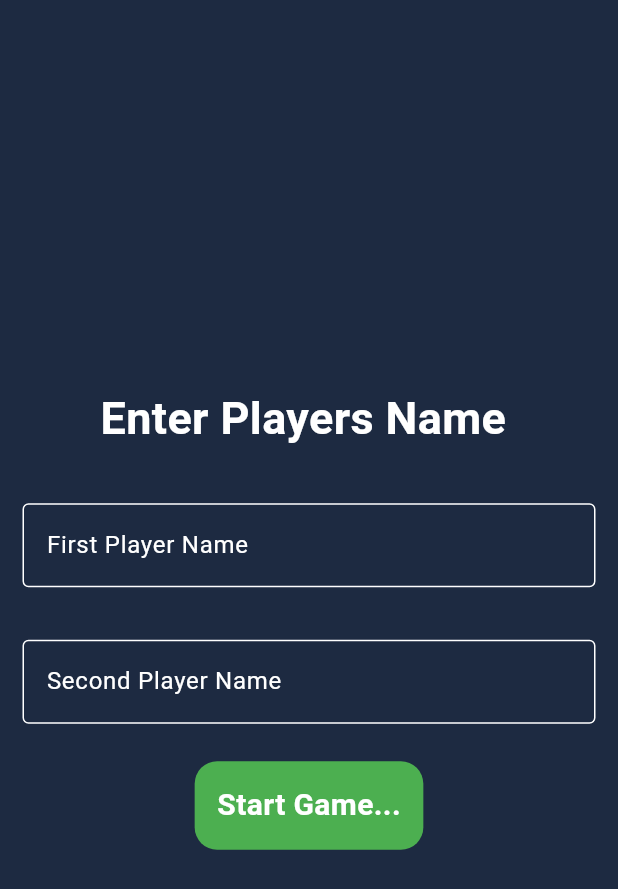
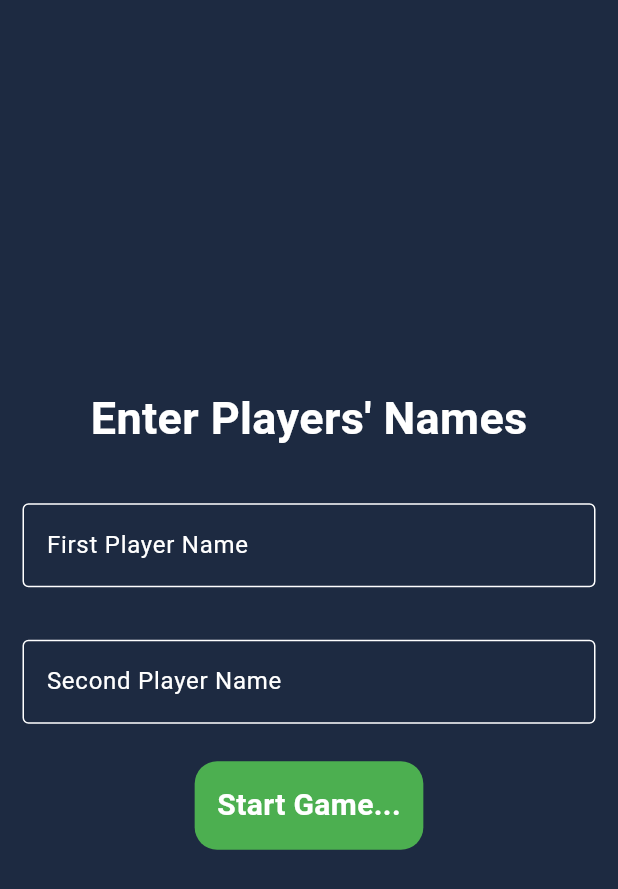
Before and after one commit to Khaled-Amin-Shawon/Tic_Tac_Toe, a Flutter app: the screen it shows after launch, on a phone screen of 412 x 824 dp. Shown: the top 889 px of the screen. Run offline on Flutter 3.47's test engine with Material 3 defaults, Android fonts, the phone set to English and light mode, and no system bars; our stand-ins replace awesome_dialog.

Commit message:
Enhance UI for game screens with improved layout and player name input validation

```diff
--- a/lib/Pages/home_screen.dart
+++ b/lib/Pages/home_screen.dart
@@ -20,32 +20,31 @@ class _HomeScreenState extends State<HomeScreen> {
       backgroundColor: const Color.fromARGB(255, 29, 42, 65),
       body: Form(
         key: _formKey,
-        child: Column(mainAxisAlignment: MainAxisAlignment.center, children: [
+        child: Column(
+          mainAxisAlignment: MainAxisAlignment.center,
+          children: [
             Text(
-            "Enter Players Name ",
+              "Enter Players' Names",
               style: TextStyle(
                 color: Colors.white,
                 fontSize: 30,
                 fontWeight: FontWeight.bold,
               ),
             ),
-          // First player name entry
-          SizedBox(
-            height: 20,
-          ),
+            SizedBox(height: 20),
+            // First Player Name Entry
             Padding(
               padding: const EdgeInsets.all(15.0),
               child: TextFormField(
+                style: TextStyle(
+                  color: Colors.white,
+                ),
                 controller: player1Controller,
                 decoration: InputDecoration(
                   labelText: "First Player Name",
-                labelStyle: TextStyle(
-                  color: Colors.white,
-                ),
-                hintText: "First Player Name",
-                hintStyle: TextStyle(
-                  color: Colors.white,
-                ),
+                  labelStyle: TextStyle(color: Colors.white),
+                  hintText: "Enter First Player Name",
+                  hintStyle: TextStyle(color: Colors.white),
                   focusedBorder: OutlineInputBorder(
                     borderSide: BorderSide(color: Colors.white),
                   ),
@@ -67,23 +66,20 @@ class _HomeScreenState extends State<HomeScreen> {
                 },
               ),
             ),
-          // Second Player Nmae entry
-          SizedBox(
-            height: 5,
-          ),
+            // Second Player Name Entry
+            SizedBox(height: 5),
             Padding(
               padding: const EdgeInsets.all(15.0),
               child: TextFormField(
-              controller: player1Controller,
+                style: TextStyle(
+                  color: Colors.white,
+                ),
+                controller: player2Controller,
                 decoration: InputDecoration(
                   labelText: "Second Player Name",
-                labelStyle: TextStyle(
-                  color: Colors.white,
-                ),
-                hintText: "Second Player Name",
-                hintStyle: TextStyle(
-                  color: Colors.white,
-                ),
+                  labelStyle: TextStyle(color: Colors.white),
+                  hintText: "Enter Second Player Name",
+                  hintStyle: TextStyle(color: Colors.white),
                   focusedBorder: OutlineInputBorder(
                     borderSide: BorderSide(color: Colors.white),
                   ),
@@ -105,14 +101,11 @@ class _HomeScreenState extends State<HomeScreen> {
                 },
               ),
             ),
-          // Submit button
-          SizedBox(
-            height: 10,
-          ),
+            // Submit Button
+            SizedBox(height: 10),
             InkWell(
               onTap: () {
                 if (_formKey.currentState!.validate()) {
-                _formKey.currentState!.reset();
                   Navigator.push(
                     context,
                     MaterialPageRoute(
@@ -140,7 +133,8 @@ class _HomeScreenState extends State<HomeScreen> {
                 ),
               ),
             ),
-        ]),
+          ],
+        ),
       ),
     );
   }
```
Also changed, not shown: lib/Pages/game_screen.dart (+30 -1 lines). Lines whose indentation alone changed are shown as unchanged.
